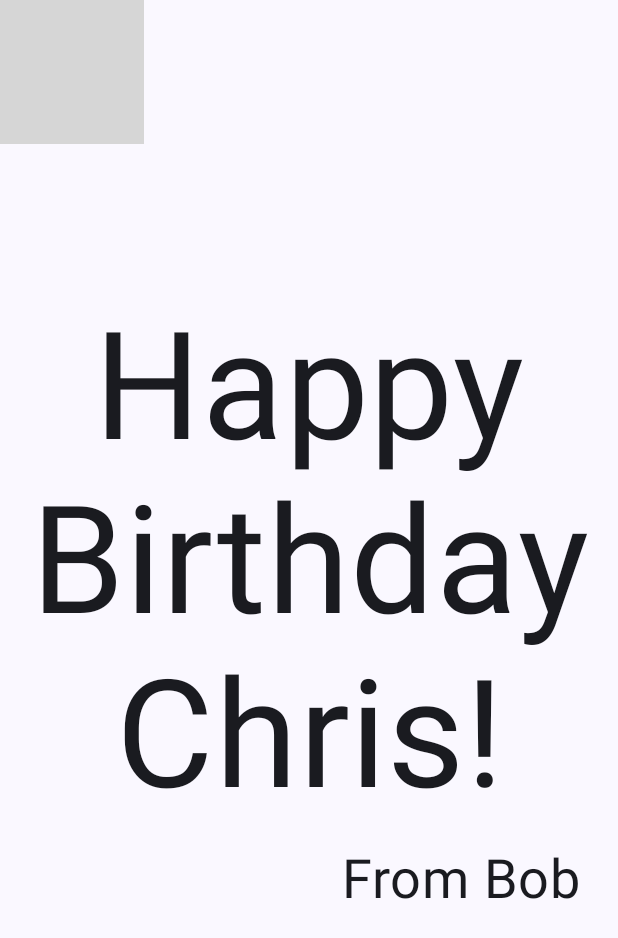
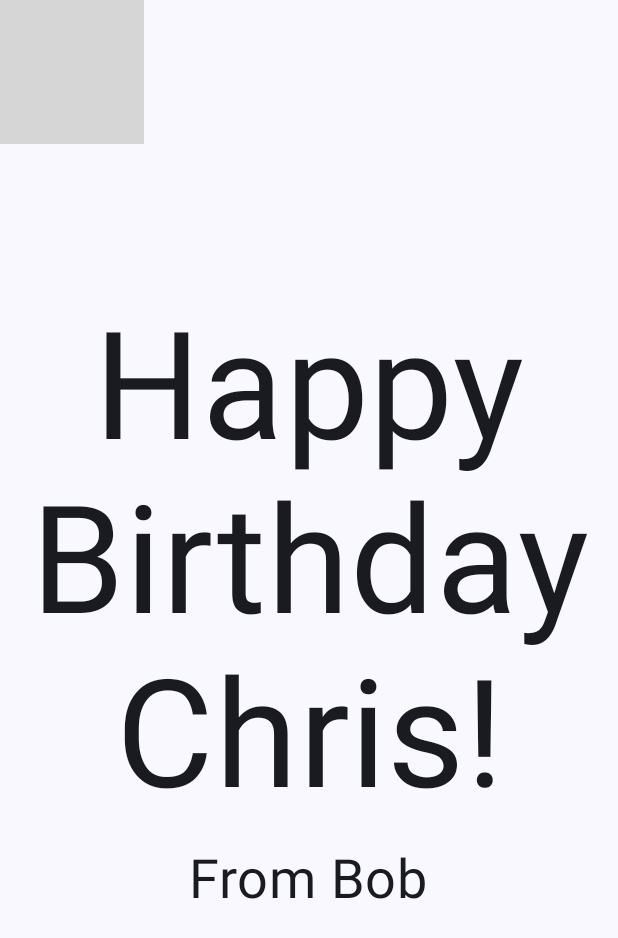
Before and after one commit to cletizio/HappyBirthday, an Android app built with Jetpack Compose: the screen it shows after launch (MainActivity), on a phone screen of 412 x 824 dp. Shown: the top 938 px of the screen. Run offline under Robolectric (Android 15) with nearby library versions, the phone set to English and light mode, and no system bars; grey boxes are pictures that could not be loaded.

Commit message:
Finished code for course

```diff
--- a/app/src/main/java/com/example/happybirthday/MainActivity.kt
+++ b/app/src/main/java/com/example/happybirthday/MainActivity.kt
@@ -17,6 +17,7 @@ import androidx.compose.ui.Alignment
 import androidx.compose.ui.Modifier
 import androidx.compose.ui.layout.ContentScale
 import androidx.compose.ui.res.painterResource
+import androidx.compose.ui.res.stringResource
 import androidx.compose.ui.text.style.TextAlign
 import androidx.compose.ui.tooling.preview.Preview
 import androidx.compose.ui.unit.dp
@@ -35,8 +36,10 @@ class MainActivity : ComponentActivity() {
                     color = MaterialTheme.colorScheme.background
                 ) {
                     // Sends text to GreetingImage Composable
-                    GreetingImage(message = "Happy Birthday Chris!",
-                        from = "From Bob",
+                    GreetingImage(
+                        message = stringResource(R.string.happy_birthday_text),
+                        from = stringResource(R.string.signature_text),
+                        //Sets the Strings to come from res/values/strings.xml so they aren't hardcoded
                     )
                 }
             }
@@ -59,7 +62,7 @@ fun GreetingText(message: String, from: String,  modifier: Modifier = Modifier)
             fontSize = 36.sp,
             modifier = Modifier
                 .padding(16.dp) //dp = set number of pixels regardless of screen settings
-                .align(alignment = Alignment.End)
+                .align(alignment = Alignment.CenterHorizontally)
         )
     }
 }
@@ -80,7 +83,9 @@ fun GreetingImage(message: String, from: String, modifier: Modifier = Modifier){
         // Retrieves info from GreetingText and puts it in the Box
         GreetingText(message = message,
             from = from,
-            modifier = Modifier.fillMaxSize().padding(8.dp)
+            modifier = Modifier
+                .fillMaxSize()
+                .padding(8.dp)
         )
     }
 }
@@ -90,6 +95,8 @@ fun GreetingImage(message: String, from: String, modifier: Modifier = Modifier){
 @Composable
 fun BirthdayCardPreview() {
     HappyBirthdayTheme {
-        GreetingImage(message = "Happy Birthday Chris!", from = "From Bob")
+        GreetingImage(message = stringResource(R.string.happy_birthday_text),
+            from = stringResource(R.string.signature_text)
+        )
     }
 }
--- a/app/src/main/res/values/strings.xml
+++ b/app/src/main/res/values/strings.xml
@@ -1,3 +1,5 @@
 <resources>
     <string name="app_name">Happy Birthday</string>
+    <string name="happy_birthday_text">Happy Birthday Chris!</string>
+    <string name="signature_text">From Bob</string>
 </resources>
```
